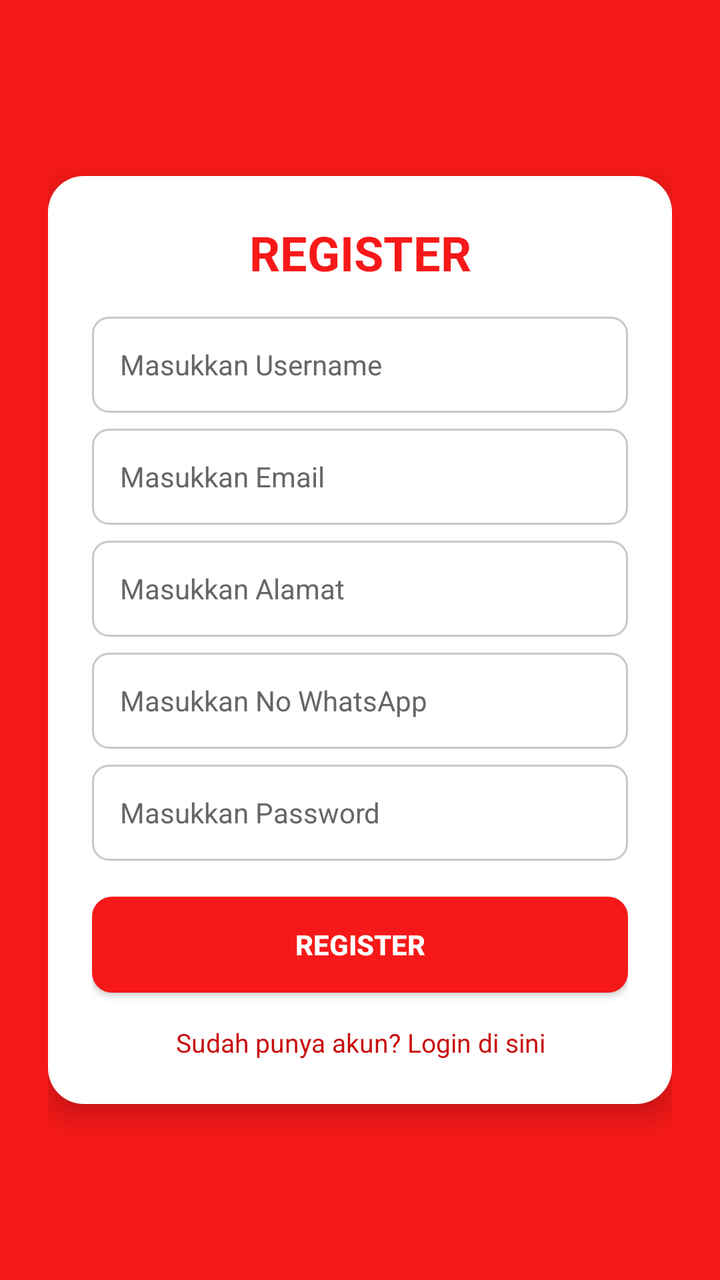
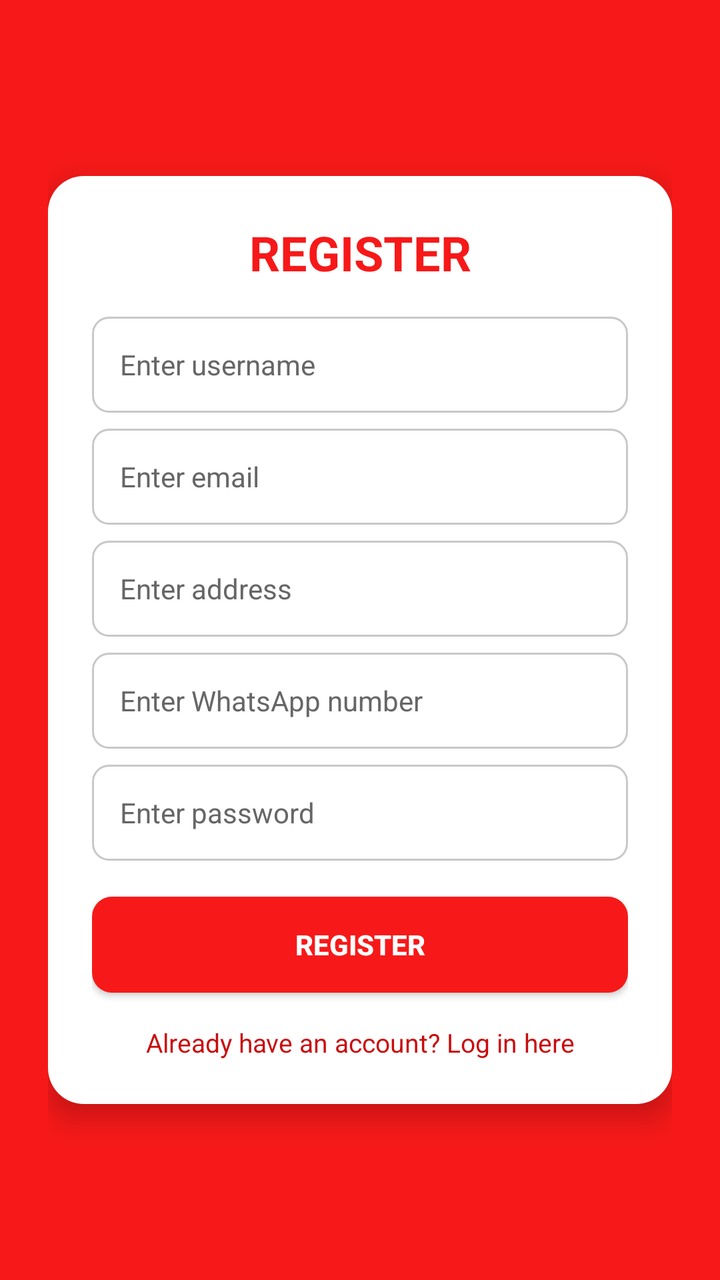

The first picture is an Android layout as it rendered before a commit; the second is the same layout after the commit. The layout source and the unified diff follow.
<!-- AndroidManifest.xml: application theme Theme.OnlineShopAuth -->
<!-- res/layout/activity_register.xml -->
<?xml version="1.0" encoding="utf-8"?>
<ScrollView xmlns:android="http://schemas.android.com/apk/res/android"
    android:layout_width="match_parent"
    android:layout_height="match_parent"
    android:fillViewport="true"
    android:background="@color/brand_red">
    <LinearLayout
        android:layout_width="match_parent"
        android:layout_height="match_parent"
        android:gravity="center"
        android:orientation="vertical"
        android:padding="24dp">
        <LinearLayout
            android:layout_width="match_parent"
            android:layout_height="wrap_content"
            android:background="@drawable/bg_card"
            android:elevation="8dp"
            android:orientation="vertical"
            android:padding="22dp">
            <TextView
                android:layout_width="match_parent"
                android:layout_height="wrap_content"
                android:gravity="center"
                android:text="REGISTER"
                android:textColor="@color/brand_red"
                android:textSize="24sp"
                android:textStyle="bold" />
            <EditText
                android:id="@+id/usernameInput"
                style="@style/InputField"
                android:layout_marginTop="16dp"
                android:hint="Masukkan Username"
                android:inputType="textPersonName"
                android:singleLine="true" />
            <EditText
                android:id="@+id/emailInput"
                style="@style/InputField"
                android:hint="Masukkan Email"
                android:inputType="textEmailAddress"
                android:singleLine="true" />
            <EditText
                android:id="@+id/addressInput"
                style="@style/InputField"
                android:hint="Masukkan Alamat"
                android:inputType="textPostalAddress"
                android:singleLine="true" />
            <EditText
                android:id="@+id/whatsappInput"
                style="@style/InputField"
                android:hint="Masukkan No WhatsApp"
                android:inputType="phone"
                android:singleLine="true" />
            <EditText
                android:id="@+id/passwordInput"
                style="@style/InputField"
                android:hint="Masukkan Password"
                android:inputType="textPassword"
                android:singleLine="true" />
            <TextView
                android:id="@+id/errorText"
                android:layout_width="match_parent"
                android:layout_height="wrap_content"
                android:layout_marginTop="10dp"
                android:textColor="@color/brand_red_dark"
                android:visibility="gone" />
            <Button
                android:id="@+id/registerButton"
                style="@style/PrimaryButton"
                android:text="REGISTER" />
            <TextView
                android:id="@+id/loginLink"
                android:layout_width="match_parent"
                android:layout_height="wrap_content"
                android:layout_marginTop="16dp"
                android:gravity="center"
                android:text="Sudah punya akun? Login di sini"
                android:textColor="@color/brand_red_dark"
                android:textSize="13sp" />
        </LinearLayout>
    </LinearLayout>
</ScrollView>
<!-- resources referenced by this layout -->
<resources>
  <color name="brand_red">#F71919</color>
  <color name="brand_red_dark">#C90D0D</color>
  <!-- drawable bg_card (drawable) -->
  <?xml version="1.0" encoding="utf-8"?>
  <shape xmlns:android="http://schemas.android.com/apk/res/android">
      <solid android:color="@color/white" />
      <corners android:radius="18dp" />
  </shape>
  <style name="InputField">
          <item name="android:layout_width">match_parent</item>
          <item name="android:layout_height">48dp</item>
          <item name="android:layout_marginTop">8dp</item>
          <item name="android:paddingStart">14dp</item>
          <item name="android:paddingEnd">14dp</item>
          <item name="android:background">@drawable/bg_input</item>
          <item name="android:textColor">@color/text_dark</item>
          <item name="android:textColorHint">@color/text_muted</item>
          <item name="android:textSize">14sp</item>
      </style>
  <style name="PrimaryButton">
          <item name="android:layout_width">match_parent</item>
          <item name="android:layout_height">48dp</item>
          <item name="android:layout_marginTop">18dp</item>
          <item name="android:background">@drawable/bg_button_red</item>
          <item name="android:textColor">@color/white</item>
          <item name="android:textStyle">bold</item>
          <item name="android:textAllCaps">false</item>
      </style>
  <style name="Theme.OnlineShopAuth" parent="Theme.AppCompat.Light.NoActionBar">
          <item name="colorPrimary">@color/brand_red</item>
          <item name="colorPrimaryDark">@color/brand_red_dark</item>
          <item name="colorAccent">@color/brand_red</item>
          <item name="android:statusBarColor">@color/brand_red_dark</item>
          <item name="android:windowLightStatusBar">false</item>
      </style>
  <color name="white">#FFFFFF</color>
  <!-- drawable bg_input (drawable) -->
  <?xml version="1.0" encoding="utf-8"?>
  <shape xmlns:android="http://schemas.android.com/apk/res/android">
      <solid android:color="@color/white" />
      <stroke android:width="1dp" android:color="#C8C8C8" />
      <corners android:radius="8dp" />
  </shape>
  <color name="text_dark">#242424</color>
  <color name="text_muted">#666666</color>
  <!-- drawable bg_button_red (drawable) -->
  <?xml version="1.0" encoding="utf-8"?>
  <shape xmlns:android="http://schemas.android.com/apk/res/android">
      <solid android:color="@color/brand_red" />
      <corners android:radius="10dp" />
  </shape>
</resources>

<!-- the commit's change to res/layout/activity_register.xml (unified diff, before → after) -->
@@ -29,31 +29,31 @@
                 android:id="@+id/usernameInput"
                 style="@style/InputField"
                 android:layout_marginTop="16dp"
-                android:hint="Masukkan Username"
+                android:hint="Enter username"
                 android:inputType="textPersonName"
                 android:singleLine="true" />
             <EditText
                 android:id="@+id/emailInput"
                 style="@style/InputField"
-                android:hint="Masukkan Email"
+                android:hint="Enter email"
                 android:inputType="textEmailAddress"
                 android:singleLine="true" />
             <EditText
                 android:id="@+id/addressInput"
                 style="@style/InputField"
-                android:hint="Masukkan Alamat"
+                android:hint="Enter address"
                 android:inputType="textPostalAddress"
                 android:singleLine="true" />
             <EditText
                 android:id="@+id/whatsappInput"
                 style="@style/InputField"
-                android:hint="Masukkan No WhatsApp"
+                android:hint="Enter WhatsApp number"
                 android:inputType="phone"
                 android:singleLine="true" />
             <EditText
                 android:id="@+id/passwordInput"
                 style="@style/InputField"
-                android:hint="Masukkan Password"
+                android:hint="Enter password"
                 android:inputType="textPassword"
                 android:singleLine="true" />
             <TextView
@@ -73,7 +73,7 @@
                 android:layout_height="wrap_content"
                 android:layout_marginTop="16dp"
                 android:gravity="center"
-                android:text="Sudah punya akun? Login di sini"
+                android:text="Already have an account? Log in here"
                 android:textColor="@color/brand_red_dark"
                 android:textSize="13sp" />
         </LinearLayout>
